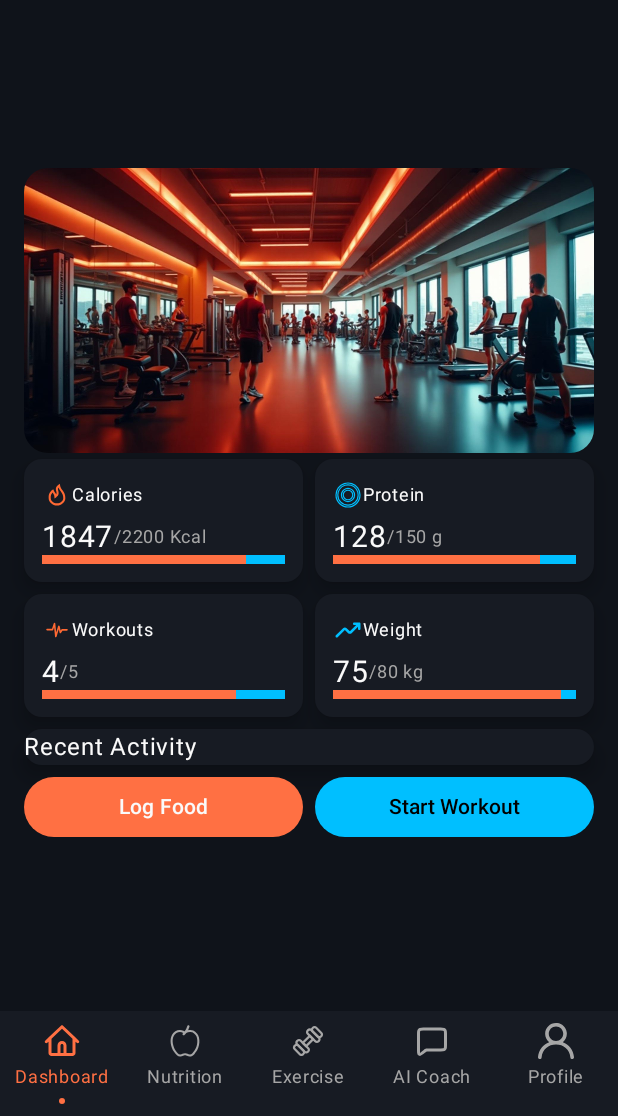
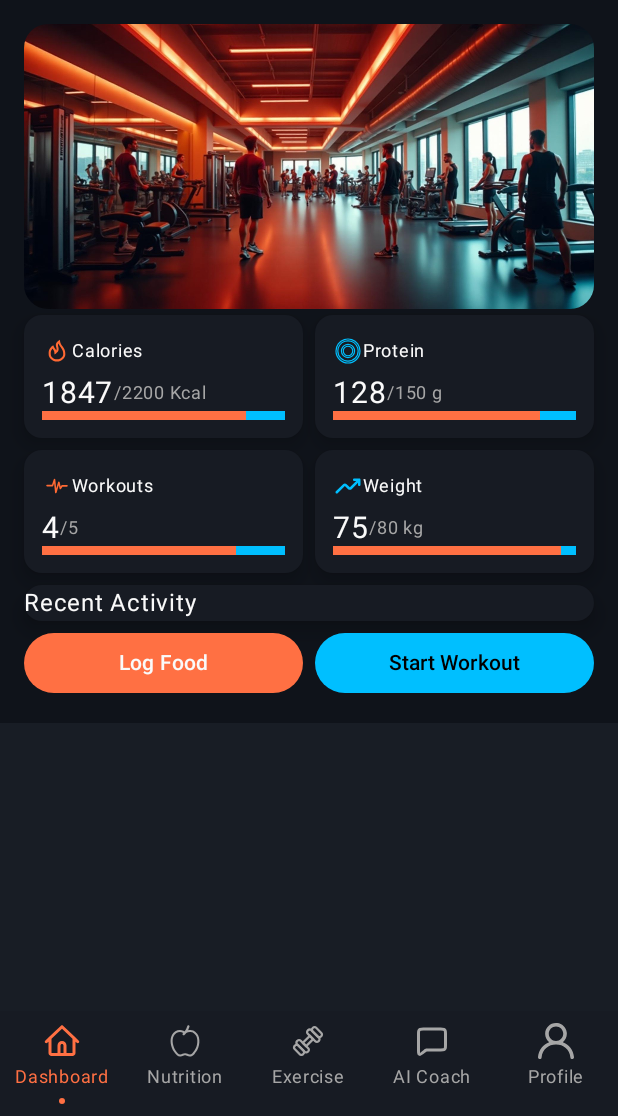
Before and after one commit to abhi-patwal-02/SmartFit, an Android app built with Jetpack Compose: the composable MainScreen shown on its own in the app's theme, after a tap on "Dashboard", on a phone screen of 412 x 824 dp, the part 120-1236 px from its top. Run offline under Robolectric (Android 15) with nearby library versions, the phone set to English and light mode, and no system bars.

Commit message:
Vertical Scroll in MainScreen

```diff
--- a/app/src/main/java/com/example/smartfit/view/screens/MainScreen.kt
+++ b/app/src/main/java/com/example/smartfit/view/screens/MainScreen.kt
@@ -13,7 +13,9 @@ import androidx.compose.foundation.layout.fillMaxWidth
 import androidx.compose.foundation.layout.height
 import androidx.compose.foundation.layout.padding
 import androidx.compose.foundation.layout.size
+import androidx.compose.foundation.rememberScrollState
 import androidx.compose.foundation.shape.CircleShape
+import androidx.compose.foundation.verticalScroll
 import androidx.compose.material3.ExperimentalMaterial3Api
 import androidx.compose.material3.Icon
 import androidx.compose.material3.Text
@@ -46,7 +48,7 @@ val navItems = listOf(
 @OptIn(ExperimentalMaterial3Api::class)
 @Composable
 fun MainScreen() {
-    var selectedIndex by remember { mutableStateOf(0) }
+    var selectedIndex by remember { mutableStateOf(4) }
 
     Column(modifier = Modifier.background(Color(0xFF181D25))) {
 
@@ -75,7 +77,10 @@ fun MainScreen() {
 
 
         // Screen content area
-        Box(modifier = Modifier.weight(1f)) {
+        Box(modifier = Modifier
+            .weight(1f)
+            .verticalScroll(rememberScrollState())
+        ) {
             when (selectedIndex) {
                 0 -> DashboardScreen()     // ✅ Calls another composable
                 1 -> NutritionScreen()
```
